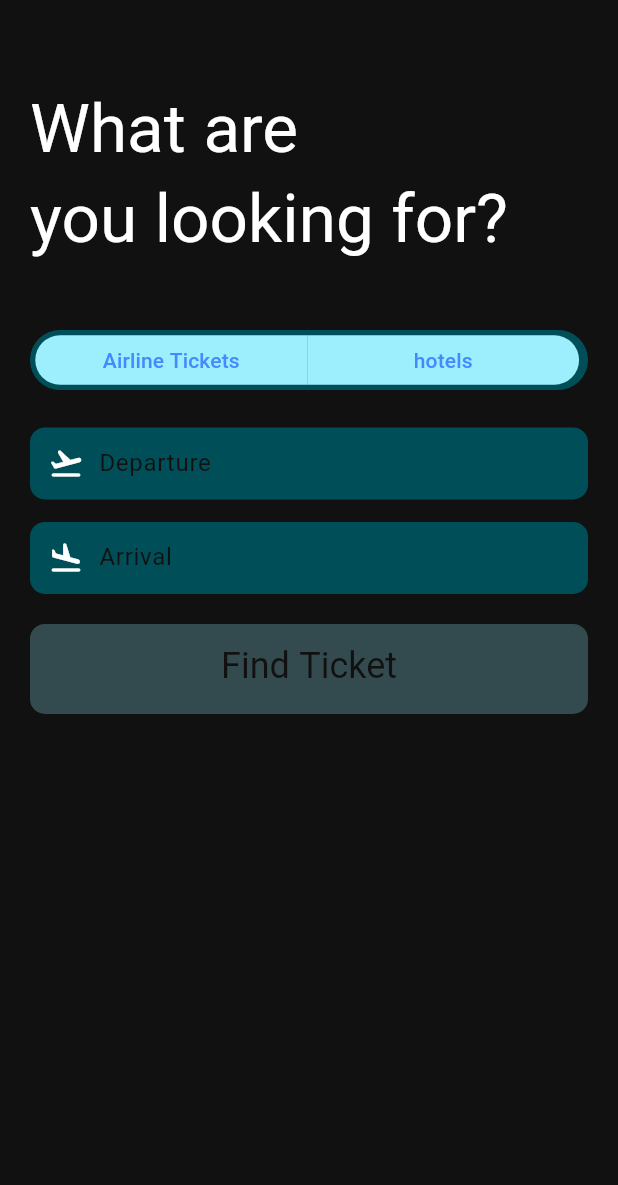
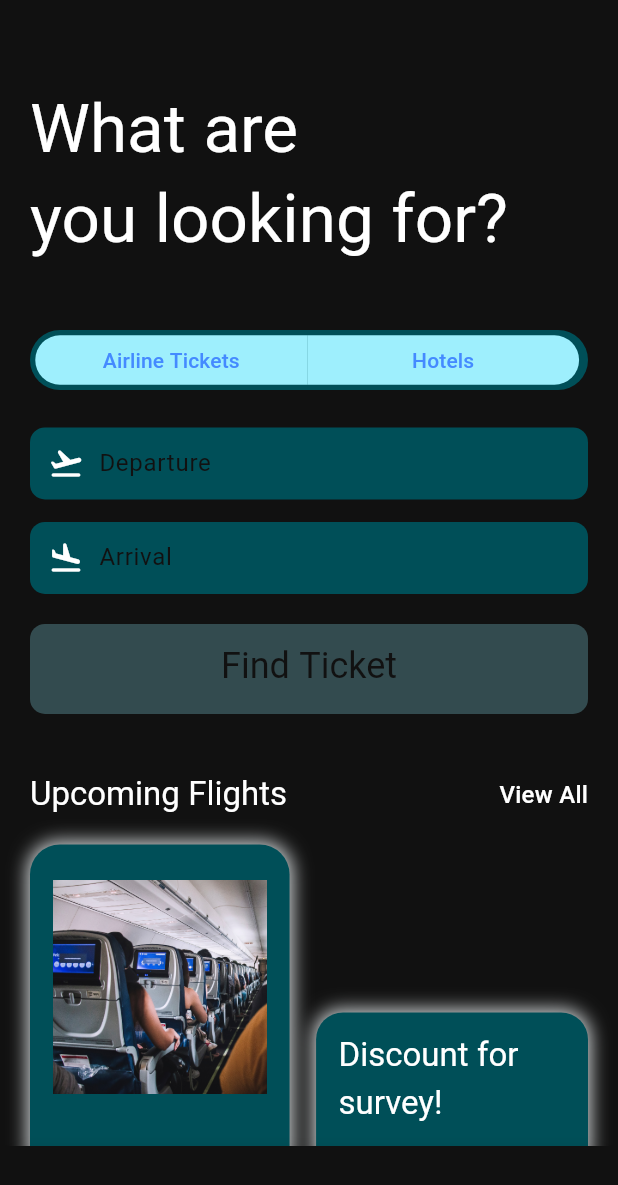
Before and after one commit to BD911-Coder/tickets_booking_app, a Flutter app: the screen it shows after launch, item 2 of the bottom bar chosen, on a phone screen of 412 x 824 dp. Shown: the top 1185 px of the screen. Run offline on Flutter 3.47's test engine with Material 2 defaults, Android fonts, the phone set to English and light mode, and no system bars; drawn by our look-alikes of dynamic_color; our stand-ins replace flex_color_scheme, fluentui_icons, gap, get, google_fonts.

Commit message:
Minor changes

```diff
--- a/lib/screens/search_screen_widget.dart
+++ b/lib/screens/search_screen_widget.dart
@@ -2,6 +2,8 @@ import 'package:booking_app/utils/app_layout.dart';
 import 'package:booking_app/utils/widgets/custom_container_widget.dart';
 import 'package:flutter/material.dart';
 import 'package:gap/gap.dart';
+
+import '../utils/widgets/double_text_widget.dart';
 
 class SearchScreenWidget extends StatelessWidget {
   const SearchScreenWidget({Key? key}) : super(key: key);
@@ -36,6 +38,7 @@ class SearchScreenWidget extends StatelessWidget {
               ),
             ),
             child: Row(
+              crossAxisAlignment: CrossAxisAlignment.center,
               children: [
                 Container(
                   padding:
@@ -75,7 +78,7 @@ class SearchScreenWidget extends StatelessWidget {
                   ),
                   child: Center(
                     child: Text(
-                      'hotels',
+                      'Hotels',
                       style: Theme.of(context)
                           .primaryTextTheme
                           .button
@@ -116,6 +119,103 @@ class SearchScreenWidget extends StatelessWidget {
               ),
             ),
           ),
+          const Gap(40),
+          const DoubleTextWidget(
+            widgetTitle: 'Upcoming Flights',
+            widgetSubtitle: 'View All',
+          ),
+          const Gap(15),
+          Row(
+            mainAxisAlignment: MainAxisAlignment.spaceBetween,
+            children: [
+              Container(
+                height: AppLayout.getHeight(400),
+                width: size.width * 0.42,
+                padding: EdgeInsets.symmetric(
+                    horizontal: AppLayout.getHeight(15),
+                    vertical: AppLayout.getWidth(0.1)),
+                decoration: BoxDecoration(
+                  color: Theme.of(context).colorScheme.primaryContainer,
+                  borderRadius: BorderRadius.circular(AppLayout.getHeight(20)),
+                  boxShadow: [
+                    BoxShadow(
+                      color: Theme.of(context).colorScheme.onBackground,
+                      blurRadius: 10,
+                      spreadRadius: 1,
+                    ),
+                  ],
+                ),
+                child: Column(
+                  children: [
+                    Container(
+                      height: AppLayout.getHeight(190),
+                      decoration: BoxDecoration(
+                        borderRadius:
+                            BorderRadius.circular(AppLayout.getHeight(12)),
+                        image: const DecorationImage(
+                          image: AssetImage('assets/images/sits.png'),
+                        ),
+                      ),
+                    ),
+                    Gap(AppLayout.getHeight(12)),
+                    Text(
+                      '%20 discount on the early booking of this flight. Don\'t miss out this chance.',
+                      style: Theme.of(context).textTheme.titleLarge,
+                    ),
+                  ],
+                ),
+              ),
+              Column(
+                children: [
+                  Stack(
+                    children: [
+                      Container(
+                        width: size.width * 0.44,
+                        height: AppLayout.getHeight(176),
+                        padding: EdgeInsets.symmetric(
+                            vertical: AppLayout.getHeight(15),
+                            horizontal: AppLayout.getHeight(15)),
+                        decoration: BoxDecoration(
+                            color:
+                                Theme.of(context).colorScheme.primaryContainer,
+                            borderRadius: BorderRadius.circular(
+                              AppLayout.getHeight(18),
+                            ),
+                            boxShadow: [
+                              BoxShadow(
+                                color:
+                                    Theme.of(context).colorScheme.onBackground,
+                                blurRadius: 10,
+                                spreadRadius: 1,
+                              ),
+                            ]),
+                        child: Column(
+                          crossAxisAlignment: CrossAxisAlignment.start,
+                          children: [
+                            Text(
+                              'Discount for survey!',
+                              style: Theme.of(context).textTheme.titleLarge,
+                            ),
+                            Gap(
+                              AppLayout.getHeight(10),
+                            ),
+                            Text(
+                              'Complete the survey for exclusive offers!',
+                              style: Theme.of(context).textTheme.titleMedium,
+                            ),
+                            Text(
+                              'Let\'s start',
+                              style: Theme.of(context).textTheme.titleMedium,
+                            ),
+                          ],
+                        ),
+                      ),
+                    ],
+                  ),
+                ],
+              ),
+            ],
+          ),
         ],
       ),
     );
```
Also changed, not shown: assets/images/sits.png (added).
